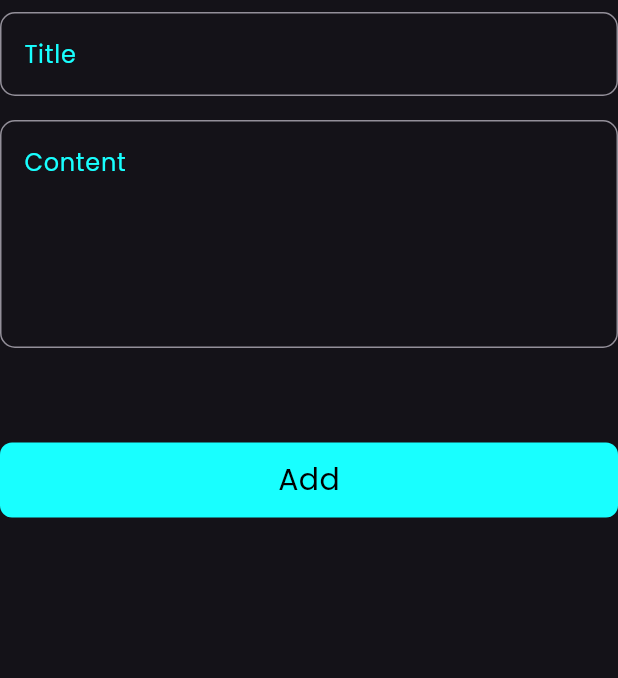
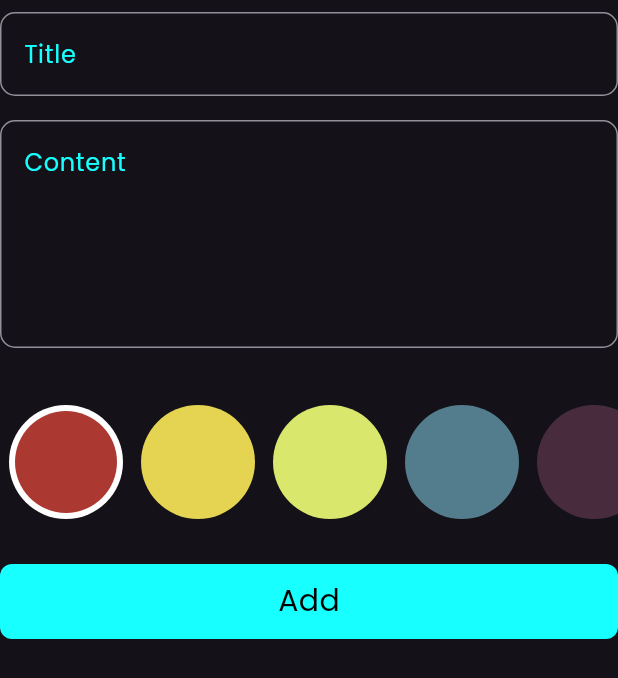
Before and after one commit to mohamed-oraby10/notes_app, a Flutter app: the AddNoteForm widget shown alone on an empty page, opened directly, on a phone screen of 412 x 824 dp. Shown: the top 678 px of the screen. Run offline on Flutter 3.47's test engine with Material 3 defaults, Android fonts, the phone set to English and light mode, and no system bars; our stand-ins replace flutter_bloc, hive, hive_flutter; accounts and stored records are empty.

Commit message:
color list view

```diff
--- a/lib/widgets/add_note_form.dart
+++ b/lib/widgets/add_note_form.dart
@@ -5,6 +5,7 @@ import 'package:notes_app/cubits/add_note_cubit/add_note_cubit.dart';
 import 'package:notes_app/cubits/add_note_cubit/add_note_state.dart';
 import 'package:notes_app/models/note_model.dart';
 import 'package:notes_app/widgets/add_text_field.dart';
+import 'package:notes_app/widgets/colors_list_view.dart';
 import 'package:notes_app/widgets/sheet_button.dart';
 
 class AddNoteForm extends StatefulWidget {
@@ -38,7 +39,9 @@ class _AddNoteFormState extends State<AddNoteForm> {
               content = value;
             },
           ),
-          SizedBox(height: 55),
+           SizedBox(height: 30),
+          ColorsListView(),
+          SizedBox(height: 30),
           BlocBuilder<AddNoteCubit, AddNoteState>(
             builder: (context, state) {
               return SheetButton(
--- /dev/null
+++ b/lib/widgets/colors_list_view.dart
@@ -0,0 +1,57 @@
+import 'package:flutter/material.dart';
+
+class ColorsListView extends StatefulWidget {
+  const ColorsListView({super.key});
+
+  @override
+  State<ColorsListView> createState() => _ColorsListViewState();
+}
+
+class _ColorsListViewState extends State<ColorsListView> {
+  int currentIndex = 0;
+  List<Color> colors = [
+    Color(0xffAC3931),
+    Color(0xffE5D352),
+    Color(0xffD9E76C),
+    Color(0xff537D8D),
+    Color(0xff482C3D),
+  ];
+  @override
+  Widget build(BuildContext context) {
+    return SizedBox(
+      height: 38 * 2,
+      child: ListView.builder(
+        itemCount: colors.length,
+        scrollDirection: Axis.horizontal,
+        itemBuilder: (context, index) {
+          return Padding(
+            padding: const EdgeInsets.symmetric(horizontal: 6),
+            child: GestureDetector(
+              onTap: () {
+                currentIndex = index;
+                setState(() {});
+              },
+              child: ColorItem(isSelected: currentIndex == index, color: colors[index],),
+            ),
+          );
+        },
+      ),
+    );
+  }
+}
+
+class ColorItem extends StatelessWidget {
+  const ColorItem({super.key, required this.isSelected, required this.color});
+  final bool isSelected;
+  final Color color;
+  @override
+  Widget build(BuildContext context) {
+    return isSelected
+        ? CircleAvatar(
+          backgroundColor: Colors.white,
+          radius: 38,
+          child: CircleAvatar(backgroundColor: color, radius: 34),
+        )
+        : CircleAvatar(backgroundColor: color, radius: 38);
+  }
+}
--- a/lib/widgets/edit_note_body.dart
+++ b/lib/widgets/edit_note_body.dart
@@ -29,8 +29,9 @@ class _EditNoteBodyState extends State<EditNoteBody> {
               widget.note.title = title ?? widget.note.title;
               widget.note.subTitle = content ?? widget.note.subTitle;
               widget.note.save();
+              BlocProvider.of<NotesCubit>(context).fetchAllNotes();
               Navigator.pop(context);
-              BlocProvider.of<NotesCubit>(context).fetchAllNotes();
+
             },
           ),
           SizedBox(height: 20),
```
